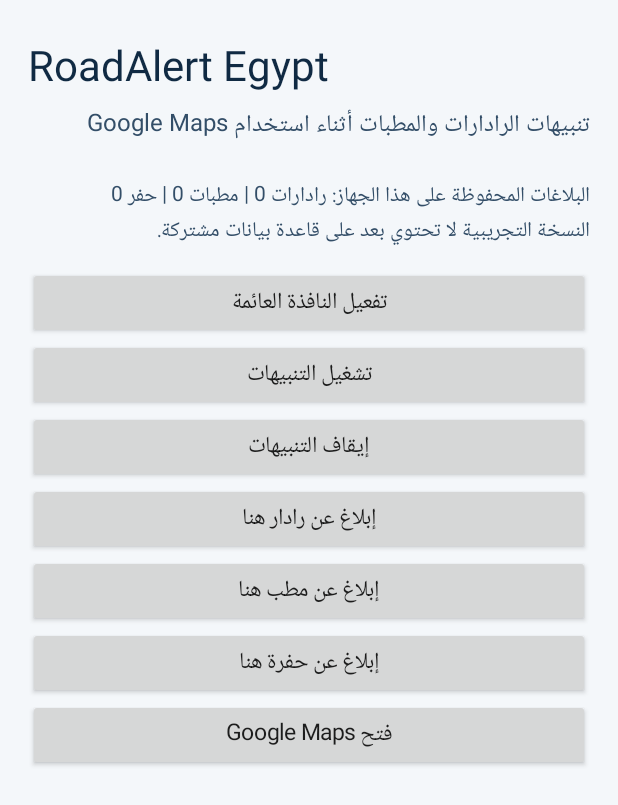
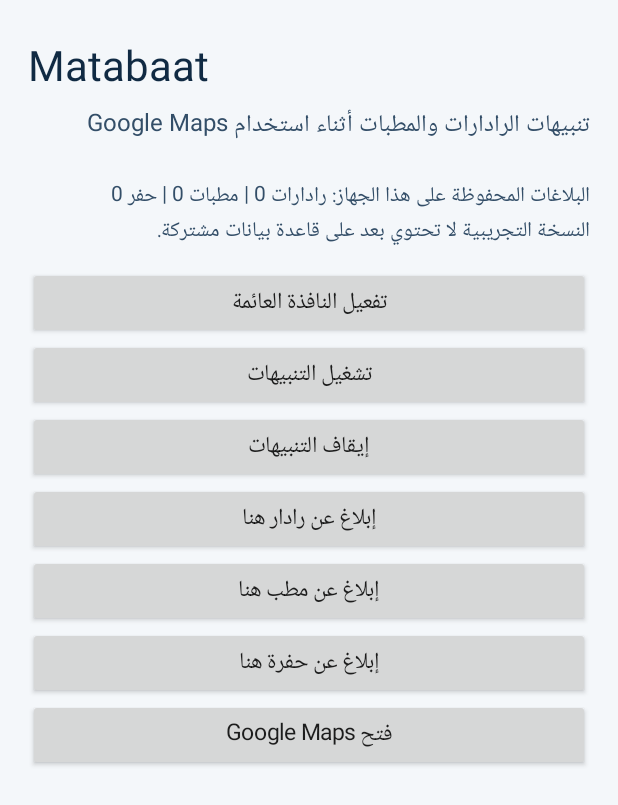
Before and after one commit to 3mar4ehab/Matabaat, an Android app: the screen it shows after launch (MainActivity), after a tap on "تفعيل النافذة العائمة", on a phone screen of 412 x 824 dp. Shown: the top 805 px of the screen. Run offline under Robolectric (Android 15) with nearby library versions, the phone set to English and light mode, and no system bars.

Commit message:
Rename app branding to Matabaat

```diff
--- a/app/src/main/java/com/roadalert/egypt/MainActivity.kt
+++ b/app/src/main/java/com/roadalert/egypt/MainActivity.kt
@@ -26,7 +26,7 @@ class MainActivity : Activity() {
             setPadding(28, 36, 28, 28)
             setBackgroundColor(0xFFF4F7FA.toInt())
         }
-        val title = TextView(this).apply { text = "RoadAlert Egypt"; textSize = 28f; setTextColor(0xFF102A43.toInt()) }
+        val title = TextView(this).apply { text = "Matabaat"; textSize = 28f; setTextColor(0xFF102A43.toInt()) }
         val subtitle = TextView(this).apply {
             text = "تنبيهات الرادارات والمطبات أثناء استخدام Google Maps"
             textSize = 16f; setPadding(0, 12, 0, 24); setTextColor(0xFF334E68.toInt())
@@ -61,7 +61,7 @@ class MainActivity : Activity() {
     private fun enableOverlay() {
         if (!Settings.canDrawOverlays(this)) {
             startActivity(Intent(Settings.ACTION_MANAGE_OVERLAY_PERMISSION, Uri.parse("package:$packageName")))
-            Toast.makeText(this, "اسمح لـ RoadAlert بالظهور فوق التطبيقات ثم ارجع للتطبيق", Toast.LENGTH_LONG).show()
+            Toast.makeText(this, "اسمح لـ Matabaat بالظهور فوق التطبيقات ثم ارجع للتطبيق", Toast.LENGTH_LONG).show()
         } else Toast.makeText(this, "تم السماح بالنافذة العائمة", Toast.LENGTH_SHORT).show()
     }
 
```
